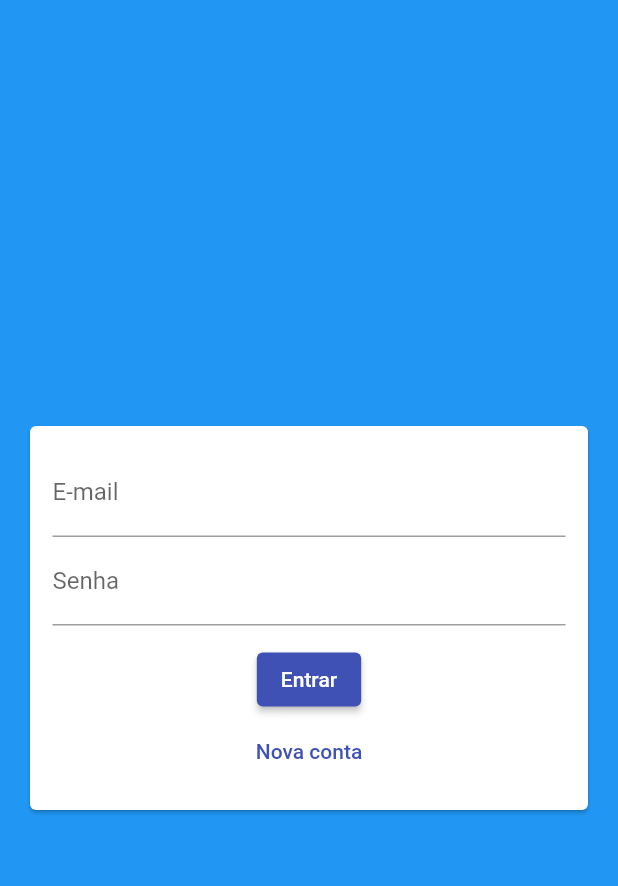
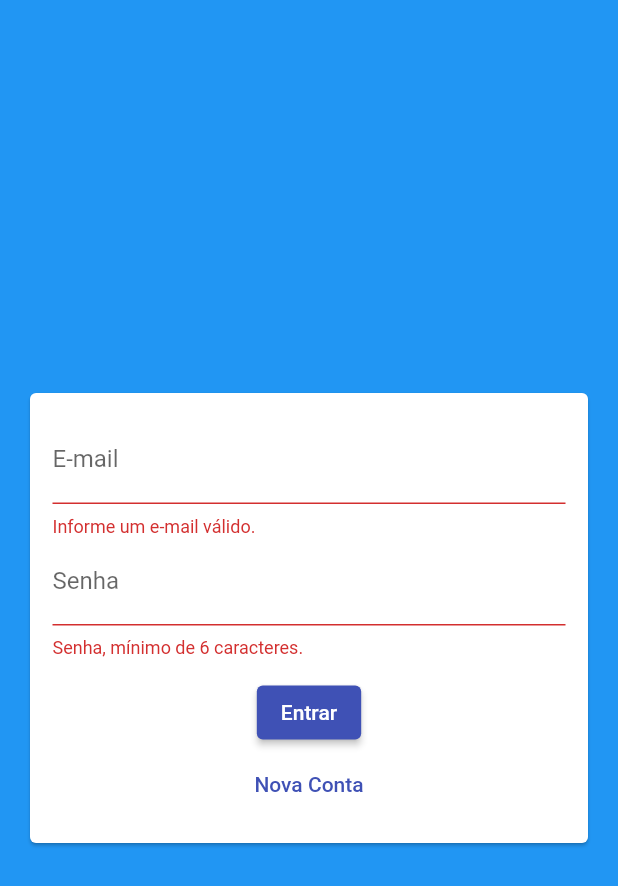
Before and after one commit to DenersonHenrique/flutter_chat, a Flutter app: the screen it shows after launch, after a tap on "Entrar", on a phone screen of 412 x 824 dp. Shown: the top 886 px of the screen. Run offline on Flutter 3.47's test engine with Material 2 defaults, Android fonts, the phone set to English and light mode, and no system bars; our stand-ins replace image_picker.

Commit message:
[develop] Auth form widget.

```diff
--- a/lib/app/constants/app_string.dart
+++ b/lib/app/constants/app_string.dart
@@ -1,3 +1,11 @@
 class AppString {
   static String appTitle = 'Flutter chat';
+  static String nameTextFieldLabel = 'Nome';
+  static String loadingText = 'Carregando...';
+  static String emailTextFieldLabel = 'E-mail';
+  static String signInTextFieldLabel = 'Entrar';
+  static String passwordTextFieldLabel = 'Senha';
+  static String signUpTextFieldLabel = 'Cadastrar';
+  static String newAccountTextFieldLabel = 'Nova Conta';
+  static String oldAccountTextFieldLabel = 'Possui conta?';
 }
--- a/lib/app/modules/authentication/pages/auth_page.dart
+++ b/lib/app/modules/authentication/pages/auth_page.dart
@@ -1,4 +1,5 @@
 import 'package:flutter/material.dart';
+import '../models/auth_form_model.dart';
 import '../widgets/auth_form_widget.dart';
 
 class AuthPage extends StatefulWidget {
@@ -9,14 +10,37 @@ class AuthPage extends StatefulWidget {
 }
 
 class _AuthPageState extends State<AuthPage> {
+  bool _isLoading = false;
+
+  void _handleSubmit(AuthFormModel formModel) {
+    setState(() => _isLoading = true);
+
+    // setState(() => _isLoading = false);
+  }
+
   @override
   Widget build(BuildContext context) {
     return Scaffold(
       backgroundColor: Theme.of(context).primaryColor,
-      body: const Center(
-        child: SingleChildScrollView(
-          child: AuthFormWidget(),
-        ),
+      body: Stack(
+        children: <Widget>[
+          Center(
+            child: SingleChildScrollView(
+              child: AuthFormWidget(
+                onSubmit: _handleSubmit,
+              ),
+            ),
+          ),
+          if (_isLoading)
+            Container(
+              decoration: const BoxDecoration(
+                color: Color.fromRGBO(0, 0, 0, 0.5),
+              ),
+              child: const Center(
+                child: CircularProgressIndicator(),
+              ),
+            ),
+        ],
       ),
     );
   }
--- a/lib/app/modules/authentication/widgets/auth_form_widget.dart
+++ b/lib/app/modules/authentication/widgets/auth_form_widget.dart
@@ -1,8 +1,16 @@
+import 'dart:io';
+import 'user_image_picker.dart';
 import 'package:flutter/material.dart';
-import 'package:flutter_chat/app/modules/authentication/models/auth_form_model.dart';
+import '../models/auth_form_model.dart';
+import '../../../constants/app_string.dart';
 
 class AuthFormWidget extends StatefulWidget {
-  const AuthFormWidget({Key? key}) : super(key: key);
+  final void Function(AuthFormModel) onSubmit;
+
+  const AuthFormWidget({
+    required this.onSubmit,
+    Key? key,
+  }) : super(key: key);
 
   @override
   State<AuthFormWidget> createState() => _AuthFormWidgetState();
@@ -12,8 +20,28 @@ class _AuthFormWidgetState extends State<AuthFormWidget> {
   final _authFormModel = AuthFormModel();
   final _formKey = GlobalKey<FormState>();
 
+  void _showError(String message) {
+    ScaffoldMessenger.of(context).showSnackBar(
+      SnackBar(
+        content: Text(message),
+        backgroundColor: Theme.of(context).errorColor,
+      ),
+    );
+  }
+
+  void _handleImagePick(File image) {
+    _authFormModel.image = image;
+  }
+
   void _submit() {
-    _formKey.currentState?.validate();
+    final isValid = _formKey.currentState?.validate() ?? false;
+    if (!isValid) return;
+
+    if (_authFormModel.image == null && _authFormModel.isSignUp) {
+      return _showError('Imagem não selecionada.');
+    }
+
+    widget.onSubmit(_authFormModel);
   }
 
   @override
@@ -23,38 +51,74 @@ class _AuthFormWidgetState extends State<AuthFormWidget> {
       child: Padding(
         padding: const EdgeInsets.all(15.0),
         child: Form(
+          key: _formKey,
           child: Column(
             children: <Widget>[
+              if (_authFormModel.isSignUp)
+                UserImagePickerWidget(
+                  onImagePick: _handleImagePick,
+                ),
               if (_authFormModel.isSignUp)
                 TextFormField(
                   key: const ValueKey('name'),
                   initialValue: _authFormModel.name,
                   onChanged: (name) => _authFormModel.name = name,
-                  decoration: const InputDecoration(labelText: 'Nome'),
+                  decoration: InputDecoration(
+                    labelText: AppString.nameTextFieldLabel,
+                  ),
+                  validator: (_name) {
+                    final name = _name ?? '';
+                    if (name.trim().length < 5) {
+                      return 'Nome, mínimo de 5 caracteres.';
+                    }
+                    return null;
+                  },
                 ),
               TextFormField(
                 key: const ValueKey('email'),
                 initialValue: _authFormModel.email,
                 onChanged: (email) => _authFormModel.email = email,
-                decoration: const InputDecoration(labelText: 'E-mail'),
+                decoration: InputDecoration(
+                  labelText: AppString.emailTextFieldLabel,
+                ),
+                validator: (_email) {
+                  final email = _email ?? '';
+                  if (email.isEmpty || !email.contains('@')) {
+                    return 'Informe um e-mail válido.';
+                  }
+                  return null;
+                },
               ),
               TextFormField(
                 obscureText: true,
                 key: const ValueKey('password'),
                 initialValue: _authFormModel.password,
                 onChanged: (password) => _authFormModel.password = password,
-                decoration: const InputDecoration(labelText: 'Senha'),
+                decoration: InputDecoration(
+                  labelText: AppString.passwordTextFieldLabel,
+                ),
+                validator: (_password) {
+                  final password = _password ?? '';
+                  if (password.length < 6) {
+                    return 'Senha, mínimo de 6 caracteres.';
+                  }
+                  return null;
+                },
               ),
               const SizedBox(height: 12.0),
               ElevatedButton(
                 onPressed: _submit,
                 child: Text(
-                  _authFormModel.isLogin ? 'Entrar' : 'Cadastrar',
+                  _authFormModel.isLogin
+                      ? AppString.signInTextFieldLabel
+                      : AppString.signUpTextFieldLabel,
                 ),
               ),
               TextButton(
                 child: Text(
-                  _authFormModel.isLogin ? 'Nova conta' : 'Possui conta?',
+                  _authFormModel.isLogin
+                      ? AppString.newAccountTextFieldLabel
+                      : AppString.oldAccountTextFieldLabel,
                 ),
                 onPressed: () => setState(
                   () {
--- a/pubspec.yaml
+++ b/pubspec.yaml
@@ -24,6 +24,7 @@ dependencies:
   flutter:
     sdk: flutter
   cupertino_icons: ^1.0.2
+  image_picker: ^0.8.4+4
 
 dev_dependencies:
   flutter_test:
```
Also changed, not shown: lib/app/common/pages/loading_page.dart (+5 -4 lines), lib/app/modules/authentication/widgets/user_image_picker.dart (added, +62 -0 lines), pubspec.lock, 1 other file.
